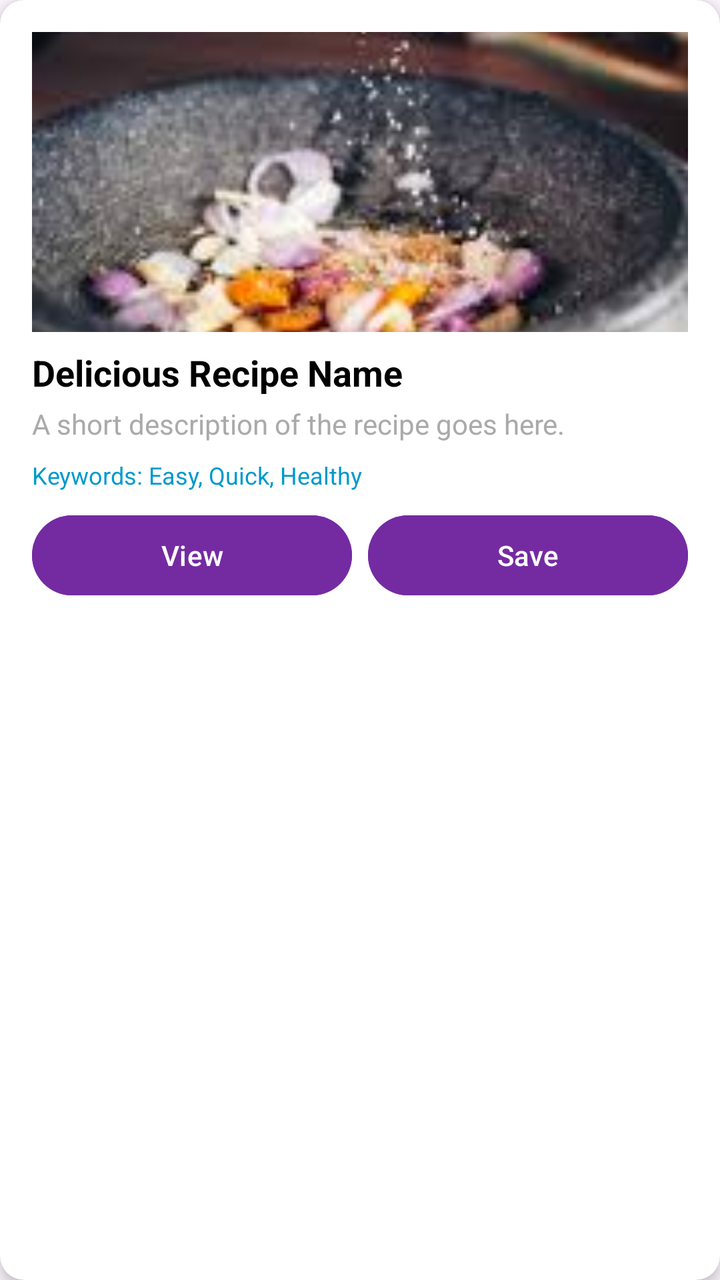
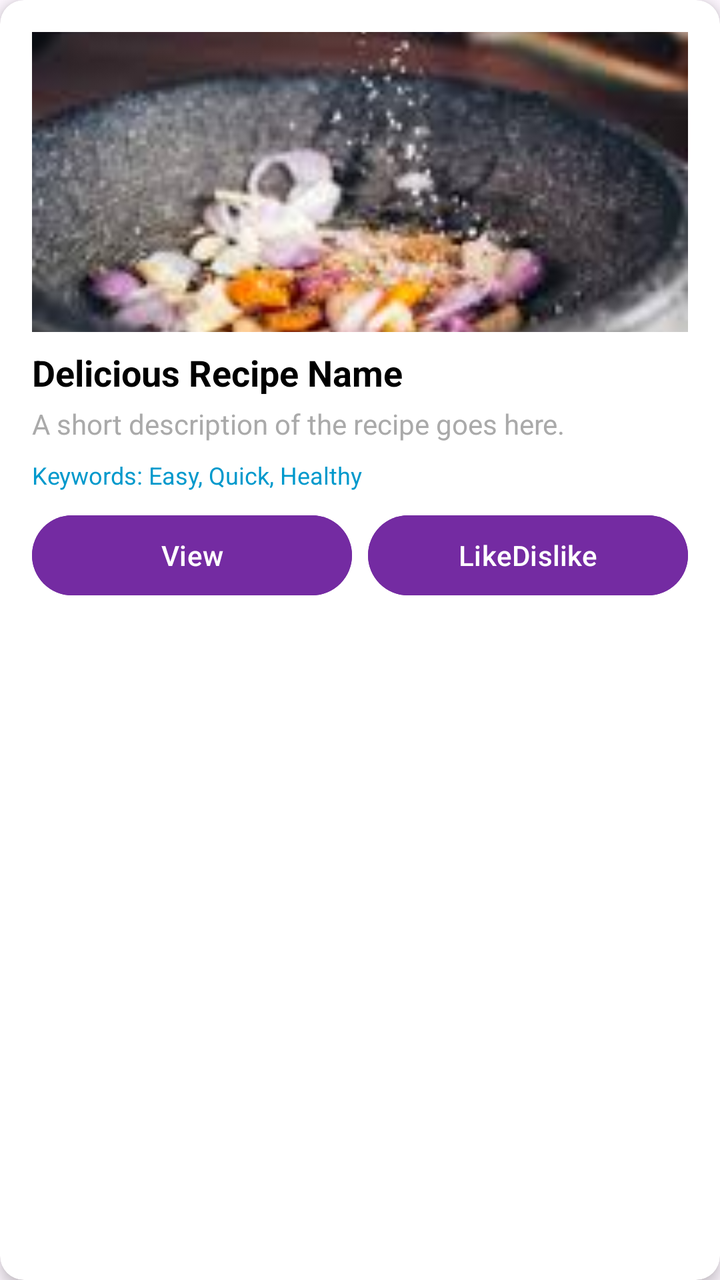

Two renders of the same Android screen: before a commit and after it. Below are the layout's source before the change and the commit's diff.
<!-- AndroidManifest.xml: application theme Theme.RecipesApp -->
<!-- res/layout/single_recipe.xml -->
<androidx.cardview.widget.CardView android:id="@+id/recipeCard"
    android:layout_width="match_parent"
    android:layout_height="wrap_content"
    android:layout_margin="8dp"
    app:cardCornerRadius="12dp"
    app:cardElevation="4dp"
    xmlns:android="http://schemas.android.com/apk/res/android"
    xmlns:app="http://schemas.android.com/apk/res-auto">

        <androidx.constraintlayout.widget.ConstraintLayout
            android:layout_width="match_parent"
            android:layout_height="wrap_content"
            android:padding="16dp">


            
            <ImageView
                android:id="@+id/recipeImage"
                android:layout_width="0dp"
                android:layout_height="150dp"
                android:scaleType="centerCrop"
                android:contentDescription="@string/recipe_image_desc"
                app:layout_constraintTop_toTopOf="parent"
                app:layout_constraintStart_toStartOf="parent"
                app:layout_constraintEnd_toEndOf="parent"
                android:src="@drawable/sample_recipe_image" />

            
            <TextView
                android:id="@+id/recipeName"
                android:layout_width="0dp"
                android:layout_height="wrap_content"
                android:layout_marginTop="8dp"
                android:text="Delicious Recipe Name"
                android:textSize="18sp"
                android:textStyle="bold"
                android:textColor="@android:color/black"
                app:layout_constraintTop_toBottomOf="@id/recipeImage"
                app:layout_constraintStart_toStartOf="parent"
                app:layout_constraintEnd_toEndOf="parent" />

            
            <TextView
                android:id="@+id/recipeDescription"
                android:layout_width="0dp"
                android:layout_height="wrap_content"
                android:layout_marginTop="4dp"
                android:text="A short description of the recipe goes here."
                android:textSize="14sp"
                android:textColor="@android:color/darker_gray"
                app:layout_constraintTop_toBottomOf="@id/recipeName"
                app:layout_constraintStart_toStartOf="parent"
                app:layout_constraintEnd_toEndOf="parent" />

            
            <TextView
                android:id="@+id/recipeKeywords"
                android:layout_width="0dp"
                android:layout_height="wrap_content"
                android:layout_marginTop="8dp"
                android:text="Keywords: Easy, Quick, Healthy"
                android:textSize="12sp"
                android:textColor="@android:color/holo_blue_dark"
                app:layout_constraintTop_toBottomOf="@id/recipeDescription"
                app:layout_constraintStart_toStartOf="parent"
                app:layout_constraintEnd_toEndOf="parent" />

            
            <LinearLayout
                android:id="@+id/buttonsLayout"
                android:layout_width="0dp"
                android:layout_height="wrap_content"
                android:layout_marginTop="8dp"
                android:orientation="horizontal"
                app:layout_constraintTop_toBottomOf="@id/recipeKeywords"
                app:layout_constraintStart_toStartOf="parent"
                app:layout_constraintEnd_toEndOf="parent">

                <Button
                    android:id="@+id/buttonView"
                    android:layout_width="0dp"
                    android:layout_height="wrap_content"
                    android:layout_weight="1"
                    android:text="View"
                    android:backgroundTint="@color/purple_500"
                    android:textColor="@android:color/white" />

                <Button
                    android:id="@+id/LikeDislike"
                    android:layout_width="0dp"
                    android:layout_height="wrap_content"
                    android:layout_weight="1"
                    android:layout_marginStart="8dp"
                    android:text="Save"
                    android:backgroundTint="@color/purple_500"
                    android:textColor="@android:color/white" />
            </LinearLayout>
        </androidx.constraintlayout.widget.ConstraintLayout>
    </androidx.cardview.widget.CardView>
<!-- resources referenced by this layout -->
<resources>
  <color name="purple_500">#742BA2</color>
  <!-- drawable sample_recipe_image: jpeg bitmap (drawable, 8274 bytes) -->
  <string name="recipe_image_desc">Szuper finom ..... !</string>
  <style name="Theme.RecipesApp" parent="Base.Theme.RecipesApp" />
  <style name="Base.Theme.RecipesApp" parent="Theme.Material3.DayNight.NoActionBar">
          
          
      </style>
</resources>

<!-- the commit's change to res/layout/single_recipe.xml (unified diff, before → after) -->
@@ -91,7 +91,7 @@
                     android:layout_height="wrap_content"
                     android:layout_weight="1"
                     android:layout_marginStart="8dp"
-                    android:text="Save"
+                    android:text="LikeDislike"
                     android:backgroundTint="@color/purple_500"
                     android:textColor="@android:color/white" />
             </LinearLayout>
